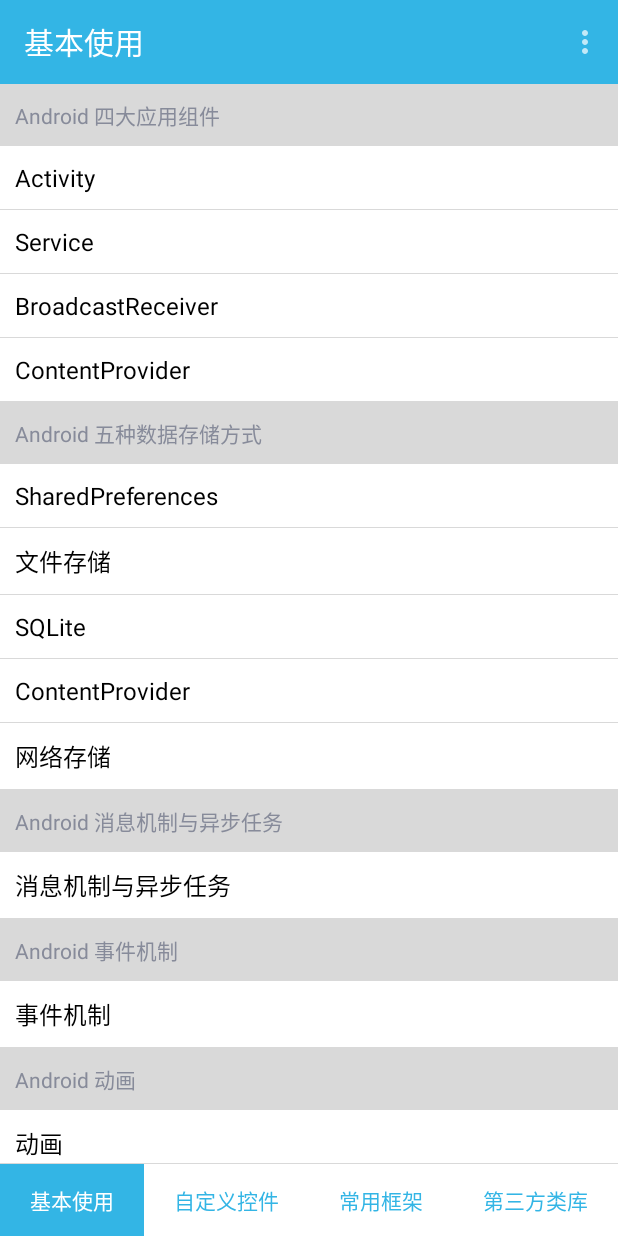
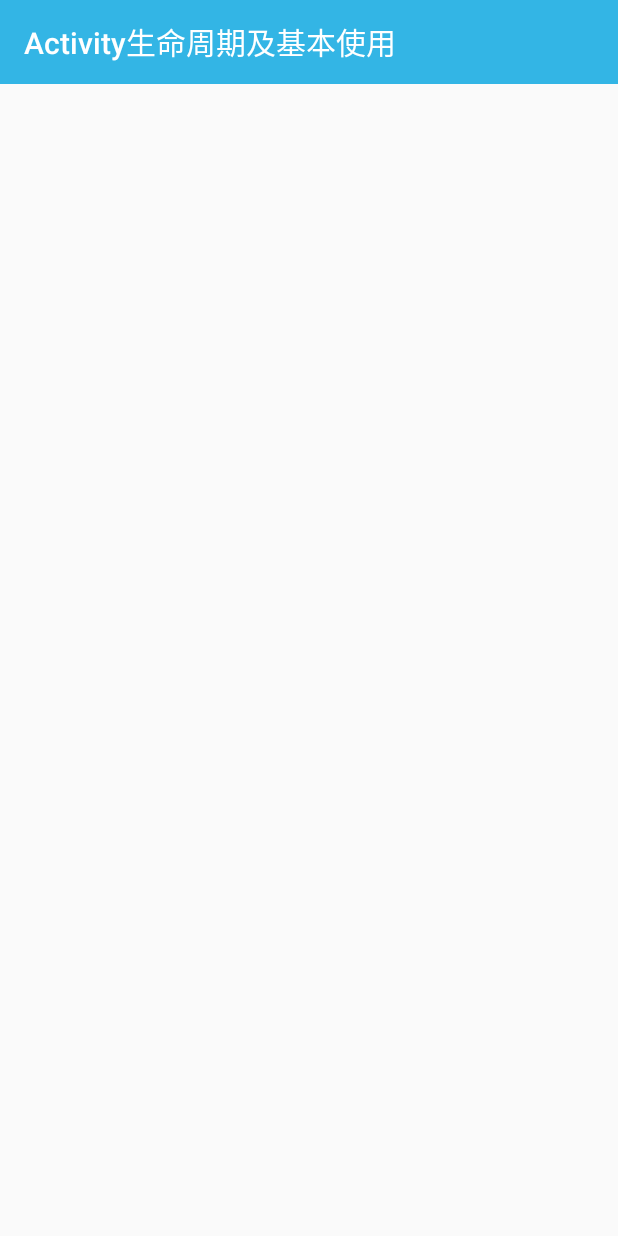
Before and after one commit to maoqiqi/AndroidDemo, an Android app: the screen it shows after launch (MainActivity before the commit, ActivityActivity after it), after a tap on "Activity", on a phone screen of 412 x 824 dp. Run offline under Robolectric (Android 15) with nearby library versions, the phone set to English and light mode, and no system bars.

Commit message:
Achieve BasicUseFragment click events and complete the Activity page jump.

```diff
--- a/app/src/main/AndroidManifest.xml
+++ b/app/src/main/AndroidManifest.xml
@@ -15,6 +15,9 @@
                 <category android:name="android.intent.category.LAUNCHER" />
             </intent-filter>
         </activity>
+        <activity
+            android:name=".activity.ActivityActivity"
+            android:label="@string/label_activity" />
     </application>
 
 </manifest>
--- /dev/null
+++ b/app/src/main/java/com/software/march/activity/ActivityActivity.java
@@ -0,0 +1,27 @@
+package com.software.march.activity;
+
+import android.support.v7.app.AppCompatActivity;
+import android.os.Bundle;
+import android.support.v7.widget.Toolbar;
+
+import com.software.march.R;
+import com.software.march.utils.SPUtils;
+
+/**
+ * @author Doc.March
+ * @version V 1.0
+ * @Description Activity生命周期及基本使用
+ * @date 2016/12/14
+ */
+public class ActivityActivity extends AppCompatActivity {
+
+    @Override
+    protected void onCreate(Bundle savedInstanceState) {
+        super.onCreate(savedInstanceState);
+        setTheme(SPUtils.getThemeRes(this));
+        setContentView(R.layout.activity_activity);
+
+        Toolbar toolbar = (Toolbar) findViewById(R.id.toolbar);
+        setSupportActionBar(toolbar);
+    }
+}
--- a/app/src/main/java/com/software/march/adapter/BasicUseAdapter.java
+++ b/app/src/main/java/com/software/march/adapter/BasicUseAdapter.java
@@ -1,8 +1,11 @@
 package com.software.march.adapter;
 
 import android.content.Context;
+import android.content.Intent;
+import android.support.v7.app.AppCompatActivity;
 import android.view.View;
 import android.widget.TextView;
+import android.widget.Toast;
 
 import com.software.march.R;
 import com.software.march.appcommonlibrary.CommonAdapter;
@@ -19,10 +22,12 @@
 public class BasicUseAdapter extends CommonAdapter<String> {
 
     private Map<Integer, String> mMap;
+    private Class<? extends AppCompatActivity>[] mClazzs;
 
-    public BasicUseAdapter(Context context, List<String> data, Map<Integer, String> map) {
+    public BasicUseAdapter(Context context, List<String> data, Map<Integer, String> map, Class<? extends AppCompatActivity>[] clazzs) {
         super(context, data);
         mMap = map;
+        mClazzs = clazzs;
     }
 
     @Override
@@ -50,7 +55,12 @@
             @Override
             public void onClick(View v) {
                 int position = (int) v.getTag();
-                String item = mData.get(position);
+                if (mClazzs[position] != null) {
+                    Intent intent = new Intent(mContext, mClazzs[position]);
+                    mContext.startActivity(intent);
+                } else {
+                    Toast.makeText(mContext, "《" + mData.get(position) + "》 正在开发中", Toast.LENGTH_SHORT).show();
+                }
             }
         });
     }
--- a/app/src/main/java/com/software/march/fragment/BasicUseFragment.java
+++ b/app/src/main/java/com/software/march/fragment/BasicUseFragment.java
@@ -1,12 +1,15 @@
 package com.software.march.fragment;
 
+import android.app.Activity;
 import android.os.Bundle;
+import android.support.v7.app.AppCompatActivity;
 import android.view.LayoutInflater;
 import android.view.View;
 import android.view.ViewGroup;
 import android.widget.ListView;
 
 import com.software.march.R;
+import com.software.march.activity.ActivityActivity;
 import com.software.march.adapter.BasicUseAdapter;
 
 import java.util.Arrays;
@@ -63,8 +66,10 @@
         map.put(9, "Android 消息机制与异步任务");
         map.put(10, "Android 事件机制");
         map.put(11, "Android 动画");
+        Class<? extends AppCompatActivity>[] clazzs = new Class[data.length];
+        clazzs[0] = ActivityActivity.class;
         // 设置适配器
-        adapter = new BasicUseAdapter(getActivity(), Arrays.asList(data), map);
+        adapter = new BasicUseAdapter(getActivity(), Arrays.asList(data), map, clazzs);
         listView.setAdapter(adapter);
     }
 }
--- /dev/null
+++ b/app/src/main/res/layout/activity_activity.xml
@@ -0,0 +1,11 @@
+<?xml version="1.0" encoding="utf-8"?>
+<LinearLayout xmlns:android="http://schemas.android.com/apk/res/android"
+    android:layout_width="match_parent"
+    android:layout_height="match_parent"
+    android:fitsSystemWindows="true"
+    android:orientation="vertical">
+
+    <!-- 标题栏 -->
+    <include layout="@layout/toolbar" />
+
+</LinearLayout>
--- a/app/src/main/res/values/strings.xml
+++ b/app/src/main/res/values/strings.xml
@@ -1,3 +1,4 @@
 <resources>
     <string name="app_name">安卓案例</string>
+    <string name="label_activity">Activity生命周期及基本使用</string>
 </resources>
```
